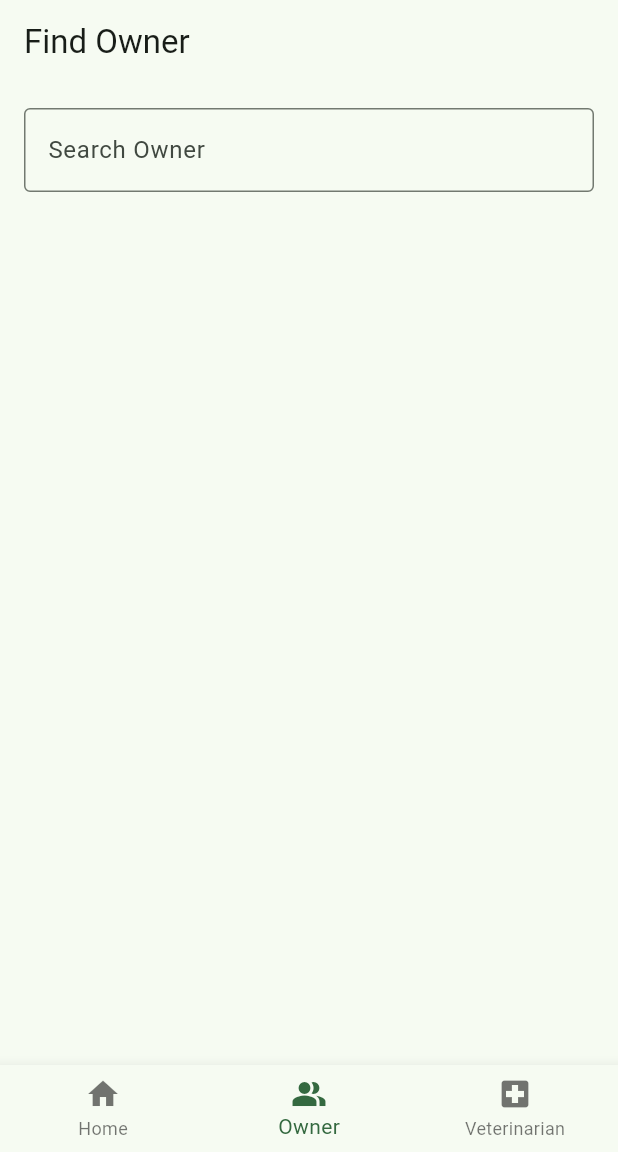
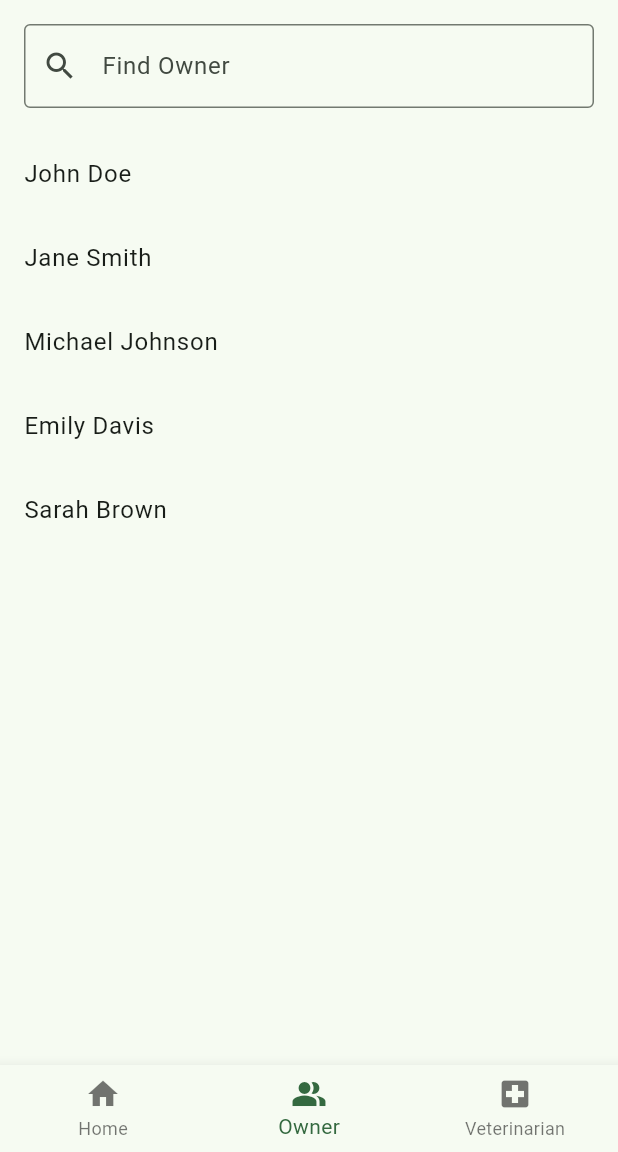
Before and after one commit to dcfrancisco/flutter-petclinic, a Flutter app: the screen it shows after launch, item 2 of the bottom bar chosen, on a phone screen of 412 x 824 dp, the part 84-1236 px from its top. Run offline on Flutter 3.47's test engine with Material 3 defaults, Android fonts, the phone set to English and light mode, and no system bars.

Commit message:
Enhance Find Owner page with search functionality and update README

```diff
--- a/lib/pages/find_owner.dart
+++ b/lib/pages/find_owner.dart
@@ -7,30 +7,82 @@ class FindOwner extends StatefulWidget {
   _FindOwnerPageState createState() => _FindOwnerPageState();
 }
 
-class _FindOwnerPageState extends State {
+class _FindOwnerPageState extends State<FindOwner> {
   final TextEditingController _searchController = TextEditingController();
-  List<String> owners = [];
+  List<String> owners = [
+    'John Doe',
+    'Jane Smith',
+    'Michael Johnson',
+    'Emily Davis',
+    'Sarah Brown',
+  ];
+  List<String> filteredOwners = [];
+
+  @override
+  void initState() {
+    super.initState();
+    // Initially show all owners
+    filteredOwners = owners;
+    _searchController.addListener(_filterOwners);
+  }
+
+  @override
+  void dispose() {
+    _searchController.dispose();
+    super.dispose();
+  }
+
+  void _filterOwners() {
+    String query = _searchController.text.toLowerCase();
+    setState(() {
+      filteredOwners =
+          owners.where((owner) => owner.toLowerCase().contains(query)).toList();
+    });
+  }
 
   @override
   Widget build(BuildContext context) {
     return Scaffold(
-      appBar: AppBar(
-        title: const Text('Find Owner'),
-      ),
-      body: Padding(
-        padding: const EdgeInsets.all(16.0),
-        child: Column(
-          children: [
-            TextField(
+      body: Column(
+        children: [
+          Padding(
+            padding: const EdgeInsets.all(16.0),
+            child: TextField(
               controller: _searchController,
               decoration: const InputDecoration(
-                labelText: 'Search Owner',
+                labelText: 'Find Owner',
+                hintText: 'Search for an owner',
                 border: OutlineInputBorder(),
+                prefixIcon: Icon(Icons.search),
               ),
             ),
-            // Add more widgets here
-          ],
-        ),
+          ),
+          Expanded(
+            child: filteredOwners.isEmpty
+                ? const Center(
+                    child: Text(
+                      'No owners found',
+                      style: TextStyle(fontSize: 16, color: Colors.grey),
+                    ),
+                  )
+                : ListView.builder(
+                    itemCount: filteredOwners.length,
+                    itemBuilder: (context, index) {
+                      return ListTile(
+                        title: Text(filteredOwners[index]),
+                        onTap: () {
+                          ScaffoldMessenger.of(context).showSnackBar(
+                            SnackBar(
+                              content:
+                                  Text('Selected ${filteredOwners[index]}'),
+                            ),
+                          );
+                        },
+                      );
+                    },
+                  ),
+          ),
+        ],
       ),
     );
   }
```
Also changed, not shown: assets/screenshot_find_owner.png (added), assets/screenshot_find_owner_focused.png (added), assets/screenshot_home.png (added), 1 other file.
